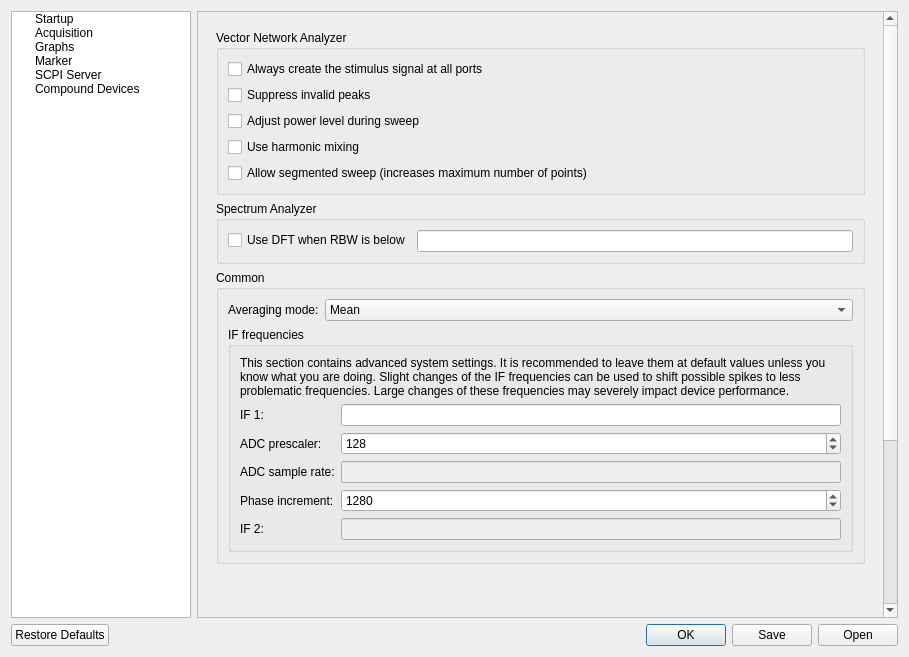
Qt form Software/PC_Application/LibreVNA-GUI/preferencesdialog.ui (jankae/LibreVNA) before a commit.
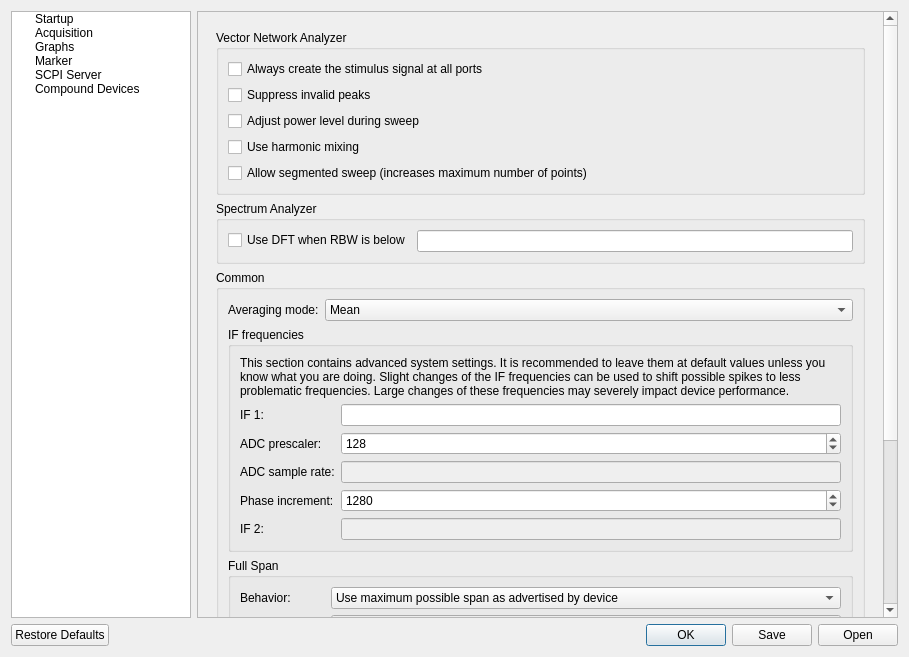
The same form after that commit. The open tabs and pages were chosen to show the change. Icons and pictures are not drawn. Custom widgets are drawn as their Qt base class.

Commit message: Set full span behavior in preferences

Patch:
```diff
--- a/Software/PC_Application/LibreVNA-GUI/preferencesdialog.ui
+++ b/Software/PC_Application/LibreVNA-GUI/preferencesdialog.ui
@@ -82,9 +82,9 @@
         <property name="geometry">
          <rect>
           <x>0</x>
-          <y>0</y>
-          <width>684</width>
-          <height>854</height>
+          <y>-334</y>
+          <width>687</width>
+          <height>938</height>
          </rect>
         </property>
         <layout class="QHBoxLayout" name="horizontalLayout_12">
@@ -701,7 +701,7 @@
             </layout>
            </widget>
            <widget class="QWidget" name="Acquisition">
-            <layout class="QVBoxLayout" name="verticalLayout_15">
+            <layout class="QVBoxLayout" name="verticalLayout_20">
              <item>
               <widget class="QGroupBox" name="groupBox_6">
                <property name="title">
@@ -786,7 +786,7 @@
                <property name="title">
                 <string>Common</string>
                </property>
-               <layout class="QVBoxLayout" name="verticalLayout_14">
+               <layout class="QVBoxLayout" name="verticalLayout_15">
                 <item>
                  <layout class="QFormLayout" name="formLayout_10">
                   <item row="0" column="0">
@@ -923,6 +923,67 @@
                   </layout>
                  </widget>
                 </item>
+                <item>
+                 <widget class="QGroupBox" name="groupBox_19">
+                  <property name="title">
+                   <string>Full Span</string>
+                  </property>
+                  <layout class="QVBoxLayout" name="verticalLayout_14">
+                   <item>
+                    <layout class="QFormLayout" name="formLayout_14">
+                     <item row="0" column="0">
+                      <widget class="QLabel" name="label_48">
+                       <property name="text">
+                        <string>Behavior:</string>
+                       </property>
+                      </widget>
+                     </item>
+                     <item row="0" column="1">
+                      <widget class="QComboBox" name="AcquisitionFullSpanBehavior">
+                       <item>
+                        <property name="text">
+                         <string>Use maximum possible span as advertised by device</string>
+                        </property>
+                       </item>
+                       <item>
+                        <property name="text">
+                         <string>Use manually defined full span</string>
+                        </property>
+                       </item>
+                      </widget>
+                     </item>
+                     <item row="1" column="0">
+                      <widget class="QLabel" name="label_49">
+                       <property name="text">
+                        <string>Start frequency:</string>
+                       </property>
+                      </widget>
+                     </item>
+                     <item row="1" column="1">
+                      <widget class="SIUnitEdit" name="AcquisitionFullSpanStart"/>
+                     </item>
+                     <item row="2" column="0">
+                      <widget class="QLabel" name="label_50">
+                       <property name="text">
+                        <string>Stop frequency:</string>
+                       </property>
+                      </widget>
+                     </item>
+                     <item row="2" column="1">
+                      <widget class="SIUnitEdit" name="AcquisitionFullSpanStop"/>
+                     </item>
+                    </layout>
+                   </item>
+                   <item>
+                    <widget class="QCheckBox" name="AcquisitionFullSpanCalibrated">
+                     <property name="text">
+                      <string>Use calibrated range as full span when calibrated</string>
+                     </property>
+                    </widget>
+                   </item>
+                  </layout>
+                 </widget>
+                </item>
                </layout>
               </widget>
              </item>
```
Left out of the diff: 2 changed lines with no effect on the pictures. The commit also changes 4 other files.
